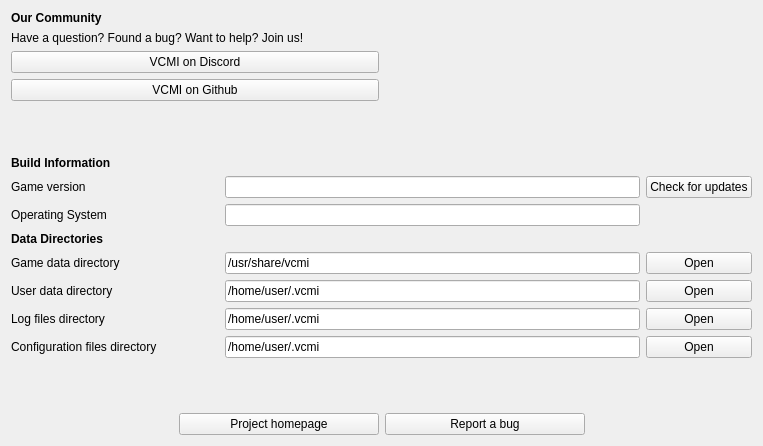
Above: launcher/aboutProject/aboutproject_moc.ui from vcmi/vcmi before the change. Below: the same form after it.
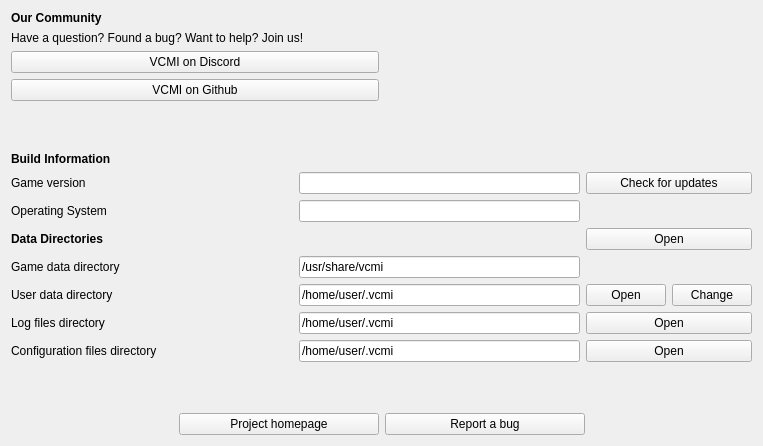
That is the form after the change. Icons and pictures are not drawn.

Commit message: Allow changing of user data directory path from within the about page.

Diff of the .ui file:
```diff
--- a/launcher/aboutProject/aboutproject_moc.ui
+++ b/launcher/aboutProject/aboutproject_moc.ui
@@ -71,111 +71,7 @@
     </spacer>
    </item>
    <item>
-    <layout class="QGridLayout" name="gridLayout" columnstretch="2,4,1">
-     <item row="2" column="1">
-      <widget class="QLineEdit" name="lineEditOperatingSystem">
-       <property name="text">
-        <string notr="true"/>
-       </property>
-       <property name="readOnly">
-        <bool>true</bool>
-       </property>
-      </widget>
-     </item>
-     <item row="4" column="2">
-      <widget class="QPushButton" name="openGameDataDir">
-       <property name="text">
-        <string>Open</string>
-       </property>
-      </widget>
-     </item>
-     <item row="5" column="2">
-      <widget class="QPushButton" name="openUserDataDir">
-       <property name="text">
-        <string>Open</string>
-       </property>
-      </widget>
-     </item>
-     <item row="3" column="0">
-      <widget class="QLabel" name="labelDataDirs">
-       <property name="font">
-        <font>
-         <bold>true</bold>
-        </font>
-       </property>
-       <property name="text">
-        <string>Data Directories</string>
-       </property>
-      </widget>
-     </item>
-     <item row="6" column="0">
-      <widget class="QLabel" name="labelTempDir">
-       <property name="text">
-        <string>Log files directory</string>
-       </property>
-      </widget>
-     </item>
-     <item row="1" column="2">
-      <widget class="QPushButton" name="updatesButton">
-       <property name="text">
-        <string>Check for updates</string>
-       </property>
-      </widget>
-     </item>
-     <item row="6" column="1">
-      <widget class="QLineEdit" name="lineEditTempDir">
-       <property name="enabled">
-        <bool>true</bool>
-       </property>
-       <property name="text">
-        <string notr="true">/home/user/.vcmi</string>
-       </property>
-       <property name="readOnly">
-        <bool>true</bool>
-       </property>
-      </widget>
-     </item>
-     <item row="4" column="1">
-      <widget class="QLineEdit" name="lineEditGameDir">
-       <property name="enabled">
-        <bool>true</bool>
-       </property>
-       <property name="text">
-        <string notr="true">/usr/share/vcmi</string>
-       </property>
-      </widget>
-     </item>
-     <item row="1" column="1">
-      <widget class="QLineEdit" name="lineEditBuildVersion">
-       <property name="text">
-        <string notr="true"/>
-       </property>
-       <property name="readOnly">
-        <bool>true</bool>
-       </property>
-      </widget>
-     </item>
-     <item row="6" column="2">
-      <widget class="QPushButton" name="openTempDir">
-       <property name="text">
-        <string>Open</string>
-       </property>
-      </widget>
-     </item>
-     <item row="4" column="0">
-      <widget class="QLabel" name="labelGameDir">
-       <property name="text">
-        <string>Game data directory</string>
-       </property>
-      </widget>
-     </item>
-     <item row="2" column="0">
-      <widget class="QLabel" name="labelOperatingSystem">
-       <property name="text">
-        <string>Operating System</string>
-       </property>
-      </widget>
-     </item>
+    <layout class="QGridLayout" name="gridLayout" columnstretch="2,2,0">
      <item row="5" column="0">
       <widget class="QLabel" name="labelUserDataDir">
        <property name="text">
@@ -183,26 +79,6 @@
        </property>
       </widget>
      </item>
-     <item row="1" column="0">
-      <widget class="QLabel" name="labelBuildVersionDesc">
-       <property name="text">
-        <string>Game version</string>
-       </property>
-      </widget>
-     </item>
-     <item row="5" column="1">
-      <widget class="QLineEdit" name="lineEditUserDataDir">
-       <property name="enabled">
-        <bool>true</bool>
-       </property>
-       <property name="text">
-        <string notr="true">/home/user/.vcmi</string>
-       </property>
-       <property name="readOnly">
-        <bool>true</bool>
-       </property>
-      </widget>
-     </item>
      <item row="0" column="0">
       <widget class="QLabel" name="labelBuildInformation">
        <property name="minimumSize">
@@ -221,6 +97,13 @@
        </property>
       </widget>
      </item>
+     <item row="7" column="2">
+      <widget class="QPushButton" name="openConfigDir">
+       <property name="text">
+        <string>Open</string>
+       </property>
+      </widget>
+     </item>
      <item row="7" column="0">
       <widget class="QLabel" name="labelConfigDir">
        <property name="text">
@@ -228,6 +111,109 @@
        </property>
       </widget>
      </item>
+     <item row="1" column="0">
+      <widget class="QLabel" name="labelBuildVersionDesc">
+       <property name="text">
+        <string>Game version</string>
+       </property>
+      </widget>
+     </item>
+     <item row="4" column="1">
+      <widget class="QLineEdit" name="lineEditGameDir">
+       <property name="enabled">
+        <bool>true</bool>
+       </property>
+       <property name="text">
+        <string notr="true">/usr/share/vcmi</string>
+       </property>
+      </widget>
+     </item>
+     <item row="4" column="0">
+      <widget class="QLabel" name="labelGameDir">
+       <property name="text">
+        <string>Game data directory</string>
+       </property>
+      </widget>
+     </item>
+     <item row="1" column="2">
+      <widget class="QPushButton" name="updatesButton">
+       <property name="text">
+        <string>Check for updates</string>
+       </property>
+      </widget>
+     </item>
+     <item row="6" column="0">
+      <widget class="QLabel" name="labelTempDir">
+       <property name="text">
+        <string>Log files directory</string>
+       </property>
+      </widget>
+     </item>
+     <item row="5" column="1">
+      <widget class="QLineEdit" name="lineEditUserDataDir">
+       <property name="enabled">
+        <bool>true</bool>
+       </property>
+       <property name="text">
+        <string notr="true">/home/user/.vcmi</string>
+       </property>
+       <property name="readOnly">
+        <bool>true</bool>
+       </property>
+      </widget>
+     </item>
+     <item row="3" column="0">
+      <widget class="QLabel" name="labelDataDirs">
+       <property name="font">
+        <font>
+         <bold>true</bold>
+        </font>
+       </property>
+       <property name="text">
+        <string>Data Directories</string>
+       </property>
+      </widget>
+     </item>
+     <item row="6" column="2">
+      <widget class="QPushButton" name="openTempDir">
+       <property name="text">
+        <string>Open</string>
+       </property>
+      </widget>
+     </item>
+     <item row="2" column="1">
+      <widget class="QLineEdit" name="lineEditOperatingSystem">
+       <property name="text">
+        <string notr="true"/>
+       </property>
+       <property name="readOnly">
+        <bool>true</bool>
+       </property>
+      </widget>
+     </item>
+     <item row="6" column="1">
+      <widget class="QLineEdit" name="lineEditTempDir">
+       <property name="enabled">
+        <bool>true</bool>
+       </property>
+       <property name="text">
+        <string notr="true">/home/user/.vcmi</string>
+       </property>
+       <property name="readOnly">
+        <bool>true</bool>
+       </property>
+      </widget>
+     </item>
+     <item row="1" column="1">
+      <widget class="QLineEdit" name="lineEditBuildVersion">
+       <property name="text">
+        <string notr="true"/>
+       </property>
+       <property name="readOnly">
+        <bool>true</bool>
+       </property>
+      </widget>
+     </item>
      <item row="7" column="1">
       <widget class="QLineEdit" name="lineEditConfigDir">
        <property name="enabled">
@@ -241,13 +227,38 @@
        </property>
       </widget>
      </item>
-     <item row="7" column="2">
-      <widget class="QPushButton" name="openConfigDir">
+     <item row="2" column="0">
+      <widget class="QLabel" name="labelOperatingSystem">
+       <property name="text">
+        <string>Operating System</string>
+       </property>
+      </widget>
+     </item>
+     <item row="3" column="2">
+      <widget class="QPushButton" name="openUserDataDir">
        <property name="text">
         <string>Open</string>
        </property>
       </widget>
      </item>
+     <item row="5" column="2">
+      <layout class="QHBoxLayout" name="usrDataHorizontalLayout">
+       <item>
+        <widget class="QPushButton" name="openGameDataDir">
+         <property name="text">
+          <string>Open</string>
+         </property>
+        </widget>
+       </item>
+       <item>
+        <widget class="QPushButton" name="changeGameDataDir">
+         <property name="text">
+          <string>Change</string>
+         </property>
+        </widget>
+       </item>
+      </layout>
+     </item>
     </layout>
    </item>
    <item>
```
Left out of the diff: 11 changed lines with no effect on the pictures. The commit also changes 12 other files.
